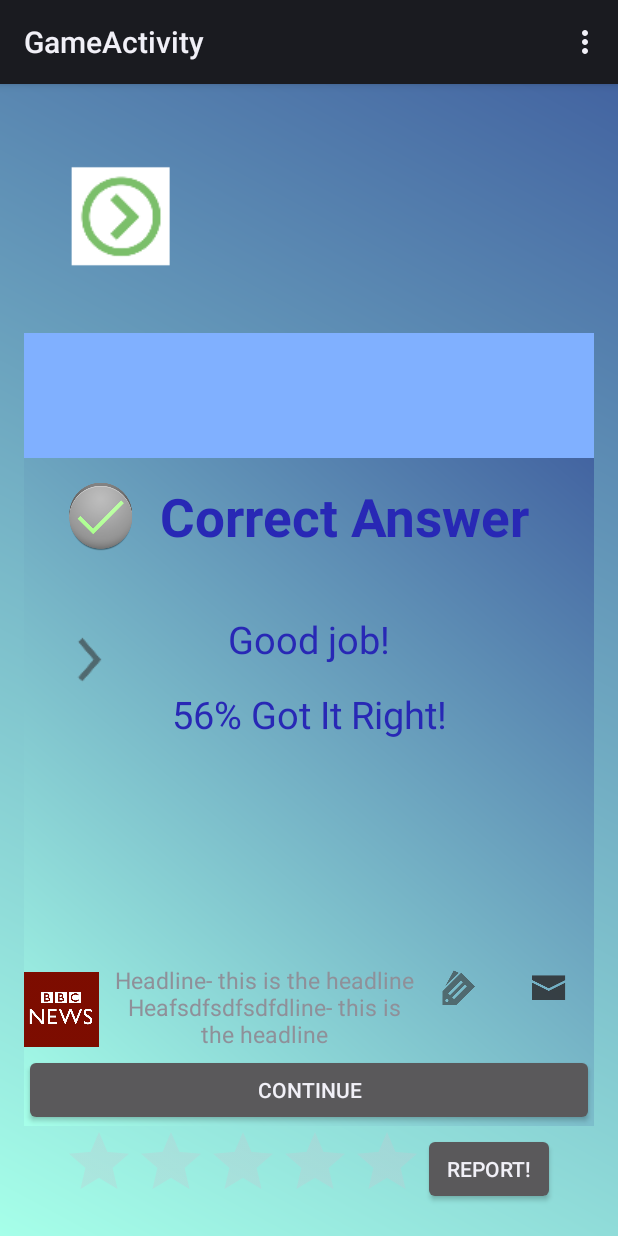
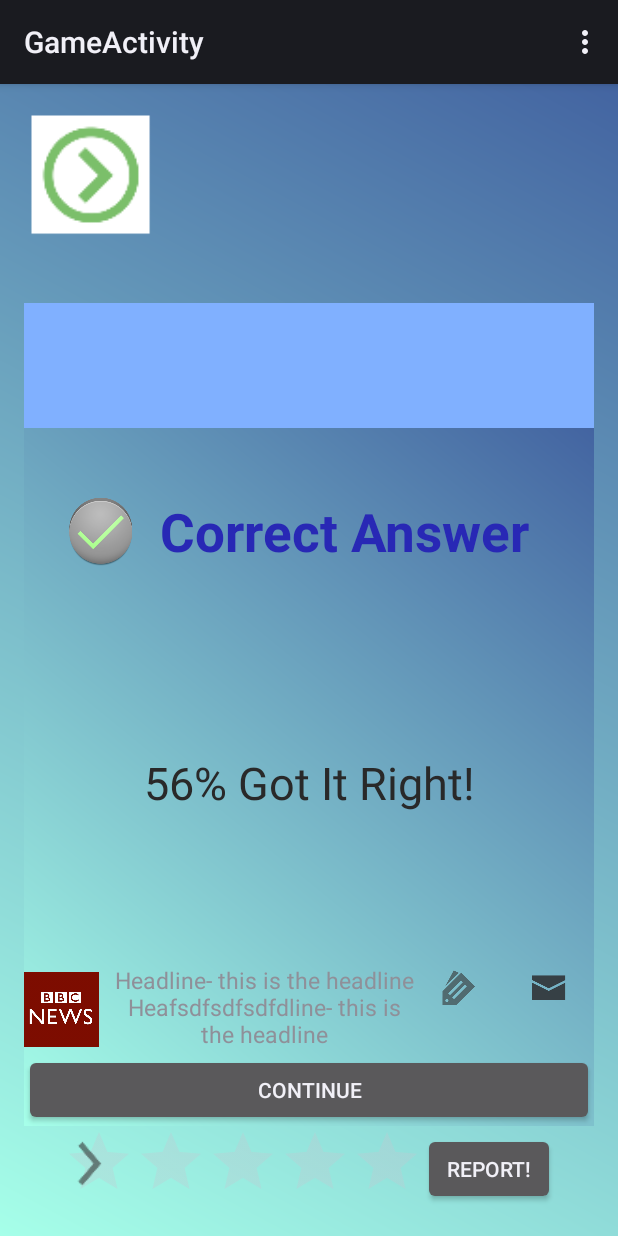
Before and after one commit to Kriss92/LearnNews, an Android app: the GameActivity screen opened directly, with no data from a screen before it, after a tap on "Answer1", on a phone screen of 412 x 824 dp. Run offline under Robolectric (Android 15) with nearby library versions, the light colour scheme and no system bars; 11 statements that could not run were skipped.

Commit message:
Beautify App

```diff
--- a/app/src/main/res/layout/activity_game.xml
+++ b/app/src/main/res/layout/activity_game.xml
@@ -23,13 +23,12 @@
                 android:orientation="horizontal">
 
                 <ImageView
-                    android:paddingTop="15sp"
                     android:id="@+id/q_img"
                     android:src="@drawable/ic_launcher"
                     android:layout_width="90dp"
                     android:layout_height="90dp"
-                    android:layout_marginLeft="20dp"
-                    android:layout_marginTop="20dp"/>
+                    android:layout_alignParentLeft="true"
+                    android:layout_alignParentTop="true"/>
 
                 <!--  category and date-->
                 <LinearLayout
@@ -46,8 +45,8 @@
                         android:layout_height="wrap_content"
                         android:text="Category"
                         android:textSize="50sp"
-                        android:paddingBottom="10sp"
-                        android:paddingLeft="10dp"/>
+                        android:paddingLeft="10dp"
+                        android:paddingBottom="15dp"/>
                 </LinearLayout>
 
 
@@ -158,19 +157,25 @@
             android:id="@+id/categories_drawer"
             android:layout_width="300dp"
             android:layout_height="match_parent"
-
             android:orientation="horizontal"
-            android:handle="@+id/category_drawer_handle"
+            android:handle="@+id/handle_layout"
             android:content="@+id/category_drawer_content"
             android:rotation="180"
             >
+            <LinearLayout
+                android:id="@id/handle_layout"
+                android:layout_width="wrap_content"
+                android:layout_height="match_parent"
+                android:orientation="vertical">
 
-            <ImageView
+                <ImageView
                 android:id="@+id/category_drawer_handle"
                 android:src="@drawable/ic_open_drawer"
                 android:layout_width="@dimen/handle_width"
                 android:layout_height="@dimen/handle_height"
+                android:layout_marginTop="10dp"
                 android:rotation="180"/>
+            </LinearLayout>
 
             <FrameLayout
                 android:layout_width="match_parent"
--- a/app/src/main/res/layout/fragment_correct_answer.xml
+++ b/app/src/main/res/layout/fragment_correct_answer.xml
@@ -11,6 +11,7 @@
 
 
             <RelativeLayout
+                android:layout_marginTop="30dp"
                 android:layout_width="wrap_content"
                 android:layout_height="wrap_content"
                 android:layout_gravity="center_horizontal"
@@ -44,20 +45,21 @@
                 android:id="@+id/ans_compliment_text"
                 android:layout_width="match_parent"
                 android:layout_height="wrap_content"
-                android:textSize="25dp"
-                android:text="Good job!"
+                android:textSize="50dp"
+                android:textStyle="bold"
                 android:gravity="center"
-                android:textColor="@color/text"
+                android:textColor="@color/common_action_bar_splitter"
                 android:layout_marginTop = "25dp"/>
 
             <TextView
+                android:layout_marginTop="20dp"
                 android:id="@+id/ans_statistics"
                 android:layout_width="match_parent"
                 android:layout_height="wrap_content"
-                android:textSize="25dp"
+                android:textSize="30dp"
                 android:text="56% Got It Right!"
-                android:gravity="center"
-                android:textColor="@color/text"
+                android:gravity="bottom|center_horizontal"
+                android:textColor="@color/unselected_category"
                 android:layout_margin="15dp"/>
 
 
--- a/app/src/main/res/layout/fragment_wrong_answer.xml
+++ b/app/src/main/res/layout/fragment_wrong_answer.xml
@@ -10,6 +10,7 @@
 
         <!-- Answers -->
         <LinearLayout
+            android:layout_marginTop="30dp"
             android:id="@+id/rel_layout"
             android:layout_width="wrap_content"
             android:layout_height="wrap_content"
@@ -72,9 +73,11 @@
             android:id="@+id/wrong_compliment_text"
             android:layout_width="match_parent"
             android:layout_height="wrap_content"
-            android:textSize="25dp"
+            android:textSize="40dp"
+            android:textStyle="bold"
             android:gravity="center"
-            android:textColor="@color/text"/>
+            android:textColor="@color/common_action_bar_splitter"
+            android:layout_marginTop="30dp"/>
 
         <!-- Story Bar -->
         <fragment
```
